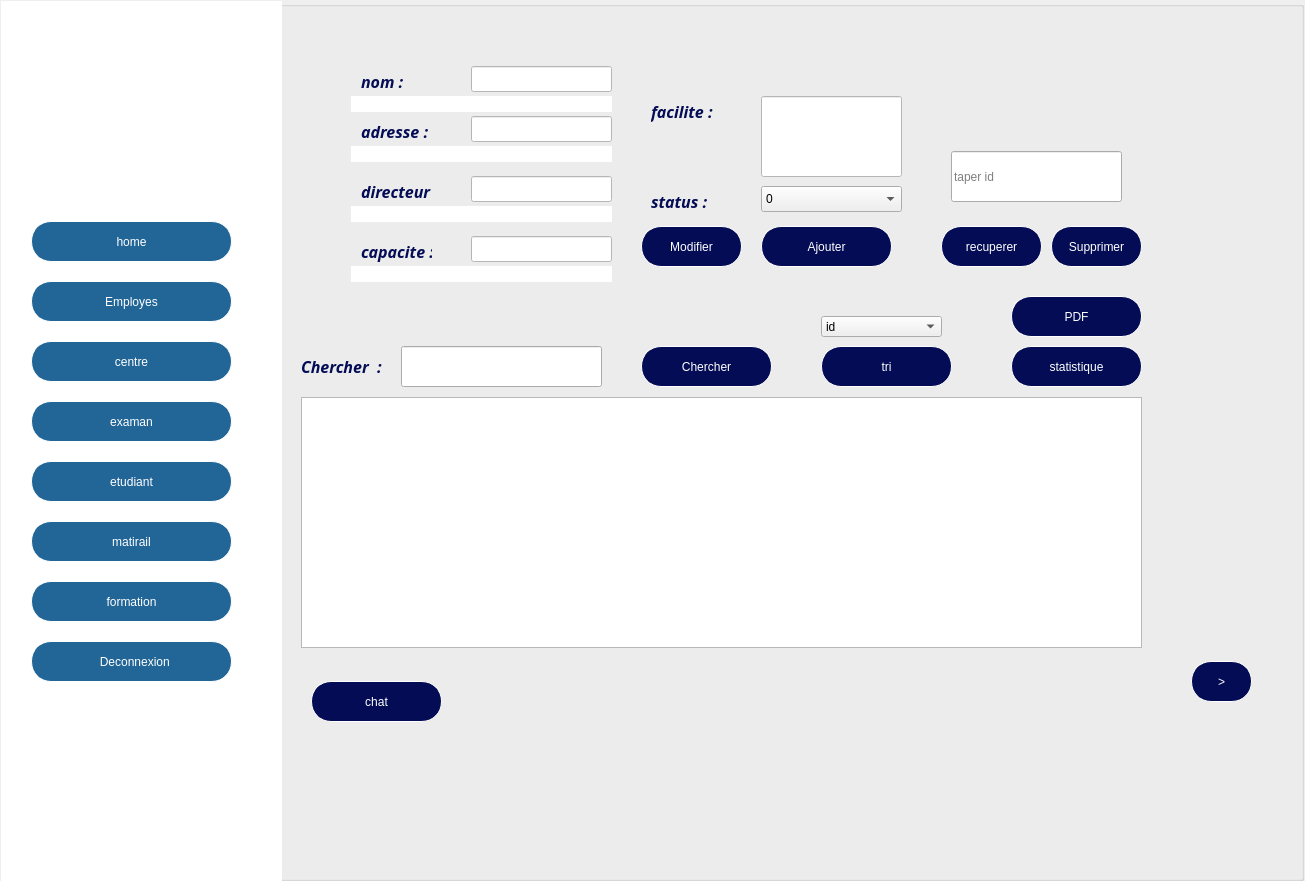
Above: mainwindow.ui from PCPP2425-esprit2A7/2a7-neuroxam before the change. Below: the same form after it.
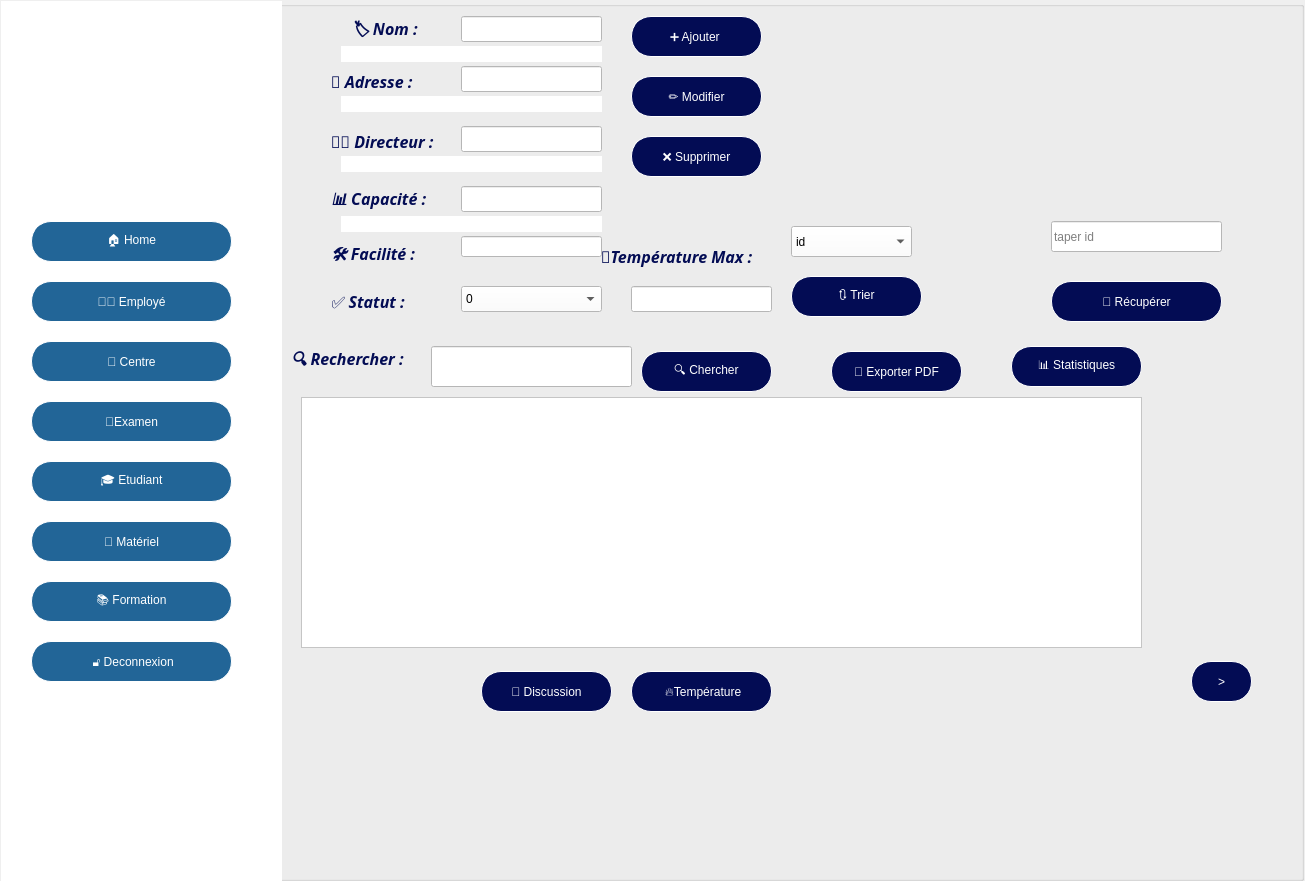
That is the form after the change. Icons and pictures are not drawn.

```diff
--- a/mainwindow.ui
+++ b/mainwindow.ui
@@ -65,36 +65,11 @@
           <property name="title">
            <string/>
           </property>
-          <widget class="QComboBox" name="trie">
-           <property name="geometry">
-            <rect>
-             <x>820</x>
-             <y>315</y>
-             <width>121</width>
-             <height>21</height>
-            </rect>
-           </property>
-           <item>
-            <property name="text">
-             <string>id</string>
-            </property>
-           </item>
-           <item>
-            <property name="text">
-             <string>status</string>
-            </property>
-           </item>
-           <item>
-            <property name="text">
-             <string>capacite</string>
-            </property>
-           </item>
-          </widget>
           <widget class="QLabel" name="label_23">
            <property name="geometry">
             <rect>
-             <x>300</x>
-             <y>345</y>
+             <x>290</x>
+             <y>340</y>
              <width>151</width>
              <height>41</height>
             </rect>
@@ -113,7 +88,7 @@
 border:none;</string>
            </property>
            <property name="text">
-            <string>Chercher  : </string>
+            <string>🔍 Rechercher :</string>
            </property>
           </widget>
           <widget class="QPushButton" name="stat">
@@ -133,18 +108,22 @@
 background-image: url(:/resources/background.png);</string>
            </property>
            <property name="text">
-            <string>statistique</string>
+            <string>📊 Statistiques</string>
            </property>
           </widget>
           <widget class="QLineEdit" name="idedit">
            <property name="geometry">
             <rect>
-             <x>950</x>
-             <y>150</y>
+             <x>1050</x>
+             <y>220</y>
              <width>171</width>
-             <height>51</height>
+             <height>31</height>
             </rect>
            </property>
+           <property name="styleSheet">
+            <string notr="true">background-color: rgb(255, 255, 255);
+color: rgb(0, 0, 0);</string>
+           </property>
            <property name="placeholderText">
             <string>taper id</string>
            </property>
@@ -152,9 +131,9 @@
           <widget class="QPushButton" name="recuperer">
            <property name="geometry">
             <rect>
-             <x>940</x>
-             <y>225</y>
-             <width>101</width>
+             <x>1050</x>
+             <y>280</y>
+             <width>171</width>
              <height>41</height>
             </rect>
            </property>
@@ -166,14 +145,14 @@
 background-image: url(:/resources/background.png);</string>
            </property>
            <property name="text">
-            <string>recuperer</string>
+            <string>🔁 Récupérer</string>
            </property>
           </widget>
           <widget class="QPushButton" name="cherchebut">
            <property name="geometry">
             <rect>
              <x>640</x>
-             <y>345</y>
+             <y>350</y>
              <width>131</width>
              <height>41</height>
             </rect>
@@ -186,60 +165,21 @@
 background-image: url(:/resources/background.png);</string>
            </property>
            <property name="text">
-            <string>Chercher</string>
-           </property>
-          </widget>
-          <widget class="QPushButton" name="sup">
-           <property name="geometry">
-            <rect>
-             <x>1050</x>
-             <y>225</y>
-             <width>91</width>
-             <height>41</height>
-            </rect>
-           </property>
-           <property name="styleSheet">
-            <string notr="true">border:1px solid white;
-border-radius:20px;
-background-color:#030C54;
-color:white;
-background-image: url(:/resources/background.png);</string>
-           </property>
-           <property name="text">
-            <string>Supprimer</string>
-           </property>
-          </widget>
-          <widget class="QPushButton" name="tri">
-           <property name="geometry">
-            <rect>
-             <x>820</x>
-             <y>345</y>
-             <width>131</width>
-             <height>41</height>
-            </rect>
-           </property>
-           <property name="styleSheet">
-            <string notr="true">border:1px solid white;
-border-radius:20px;
-background-color:#030C54;
-color:white;
-background-image: url(:/resources/background.png);</string>
-           </property>
-           <property name="text">
-            <string>tri</string>
+            <string>🔍 Chercher</string>
            </property>
           </widget>
           <widget class="QLineEdit" name="cherche">
            <property name="geometry">
             <rect>
-             <x>400</x>
+             <x>430</x>
              <y>345</y>
              <width>201</width>
              <height>41</height>
             </rect>
            </property>
            <property name="styleSheet">
-            <string notr="true"/>
+            <string notr="true">background-color: rgb(255, 255, 255);
+color: rgb(0, 0, 0);</string>
            </property>
            <property name="text">
             <string/>
@@ -257,12 +197,16 @@
              <height>251</height>
             </rect>
            </property>
+           <property name="styleSheet">
+            <string notr="true">background-color: rgb(255, 255, 255);
+color: rgb(0, 0, 0);</string>
+           </property>
           </widget>
           <widget class="QPushButton" name="pdf">
            <property name="geometry">
             <rect>
-             <x>1010</x>
-             <y>295</y>
+             <x>830</x>
+             <y>350</y>
              <width>131</width>
              <height>41</height>
             </rect>
@@ -275,23 +219,23 @@
 background-image: url(:/resources/background.png);</string>
            </property>
            <property name="text">
-            <string>PDF</string>
+            <string>📄 Exporter PDF</string>
            </property>
           </widget>
           <widget class="QWidget" name="widget" native="true">
            <property name="geometry">
             <rect>
              <x>310</x>
-             <y>35</y>
+             <y>15</y>
              <width>631</width>
-             <height>271</height>
+             <height>321</height>
             </rect>
            </property>
            <widget class="QPushButton" name="ajoute_2">
             <property name="geometry">
              <rect>
-              <x>450</x>
-              <y>190</y>
+              <x>320</x>
+              <y>0</y>
               <width>131</width>
               <height>41</height>
              </rect>
@@ -304,34 +248,36 @@
 background-image: url(:/resources/background.png);</string>
             </property>
             <property name="text">
-             <string>Ajouter</string>
+             <string>➕ Ajouter </string>
             </property>
            </widget>
            <widget class="QLineEdit" name="facilities_2">
             <property name="geometry">
              <rect>
-              <x>450</x>
-              <y>60</y>
+              <x>150</x>
+              <y>220</y>
               <width>141</width>
-              <height>81</height>
+              <height>21</height>
              </rect>
             </property>
             <property name="styleSheet">
              <string notr="true">background-color: rgb(255, 255, 255);
+color: rgb(0, 0, 0);
 </string>
             </property>
            </widget>
            <widget class="QLineEdit" name="directeur_2">
             <property name="geometry">
              <rect>
-              <x>160</x>
-              <y>140</y>
+              <x>150</x>
+              <y>110</y>
               <width>141</width>
               <height>26</height>
              </rect>
             </property>
             <property name="styleSheet">
              <string notr="true">background-color: rgb(255, 255, 255);
+color: rgb(0, 0, 0);
 
 </string>
             </property>
@@ -339,9 +285,9 @@
            <widget class="QLabel" name="label_33">
             <property name="geometry">
              <rect>
-              <x>340</x>
-              <y>150</y>
-              <width>71</width>
+              <x>20</x>
+              <y>270</y>
+              <width>111</width>
               <height>31</height>
              </rect>
             </property>
@@ -359,15 +305,15 @@
 border:none;</string>
             </property>
             <property name="text">
-             <string>status :</string>
+             <string>✅ Statut :</string>
             </property>
            </widget>
            <widget class="QLabel" name="label_34">
             <property name="geometry">
              <rect>
-              <x>50</x>
-              <y>200</y>
-              <width>71</width>
+              <x>20</x>
+              <y>170</y>
+              <width>151</width>
               <height>31</height>
              </rect>
             </property>
@@ -385,15 +331,15 @@
 border:none;</string>
             </property>
             <property name="text">
-             <string>capacite :</string>
+             <string>📊 Capacité :</string>
             </property>
            </widget>
            <widget class="QLabel" name="label_35">
             <property name="geometry">
              <rect>
-              <x>50</x>
-              <y>80</y>
-              <width>71</width>
+              <x>20</x>
+              <y>50</y>
+              <width>121</width>
               <height>31</height>
              </rect>
             </property>
@@ -411,14 +357,14 @@
 border:none;</string>
             </property>
             <property name="text">
-             <string>adresse :</string>
+             <string>📍 Adresse :</string>
             </property>
            </widget>
            <widget class="QLabel" name="label_36">
             <property name="geometry">
              <rect>
-              <x>50</x>
-              <y>30</y>
+              <x>40</x>
+              <y>0</y>
               <width>71</width>
               <height>31</height>
              </rect>
@@ -437,30 +383,31 @@
 border:none;</string>
             </property>
             <property name="text">
-             <string>nom :</string>
+             <string>🏷️ Nom :</string>
             </property>
            </widget>
            <widget class="QLineEdit" name="capacite_2">
             <property name="geometry">
              <rect>
-              <x>160</x>
-              <y>200</y>
+              <x>150</x>
+              <y>170</y>
               <width>141</width>
               <height>26</height>
              </rect>
             </property>
             <property name="styleSheet">
              <string notr="true">background-color: rgb(255, 255, 255);
+color: rgb(0, 0, 0);
 </string>
             </property>
            </widget>
            <widget class="QLabel" name="label_37">
             <property name="geometry">
              <rect>
-              <x>340</x>
-              <y>60</y>
-              <width>71</width>
-              <height>31</height>
+              <x>20</x>
+              <y>230</y>
+              <width>121</width>
+              <height>21</height>
              </rect>
             </property>
             <property name="font">
@@ -477,20 +424,21 @@
 border:none;</string>
             </property>
             <property name="text">
-             <string>facilite :</string>
+             <string>🛠️ Facilité :</string>
             </property>
            </widget>
            <widget class="QLineEdit" name="adresse_2">
             <property name="geometry">
              <rect>
-              <x>160</x>
-              <y>80</y>
+              <x>150</x>
+              <y>50</y>
               <width>141</width>
               <height>26</height>
              </rect>
             </property>
             <property name="styleSheet">
              <string notr="true">background-color: rgb(255, 255, 255);
+color: rgb(0, 0, 0);
 
 </string>
             </property>
@@ -498,9 +446,9 @@
            <widget class="QLabel" name="label_38">
             <property name="geometry">
              <rect>
-              <x>50</x>
-              <y>140</y>
-              <width>71</width>
+              <x>20</x>
+              <y>110</y>
+              <width>111</width>
               <height>31</height>
              </rect>
             </property>
@@ -518,20 +466,21 @@
 border:none;</string>
             </property>
             <property name="text">
-             <string>directeur</string>
+             <string>👨‍💼 Directeur :</string>
             </property>
            </widget>
            <widget class="QLineEdit" name="nom_2">
             <property name="geometry">
              <rect>
-              <x>160</x>
-              <y>30</y>
+              <x>150</x>
+              <y>0</y>
               <width>141</width>
               <height>26</height>
              </rect>
             </property>
             <property name="styleSheet">
              <string notr="true">background-color: rgb(255, 255, 255);
+color: rgb(0, 0, 0);
 
 </string>
             </property>
@@ -539,12 +488,16 @@
            <widget class="QComboBox" name="status_2">
             <property name="geometry">
              <rect>
-              <x>450</x>
-              <y>150</y>
+              <x>150</x>
+              <y>270</y>
               <width>141</width>
               <height>26</height>
              </rect>
             </property>
+            <property name="styleSheet">
+             <string notr="true">background-color: rgb(255, 255, 255);
+color: rgb(0, 0, 0);</string>
+            </property>
             <item>
              <property name="text">
               <string>0</string>
@@ -559,9 +512,9 @@
            <widget class="QPushButton" name="modifier_2">
             <property name="geometry">
              <rect>
-              <x>330</x>
-              <y>190</y>
-              <width>101</width>
+              <x>320</x>
+              <y>60</y>
+              <width>131</width>
               <height>41</height>
              </rect>
             </property>
@@ -573,20 +526,20 @@
 background-image: url(:/resources/background.png);</string>
             </property>
             <property name="text">
-             <string>Modifier</string>
+             <string>✏️ Modifier</string>
             </property>
            </widget>
            <widget class="QLineEdit" name="nomeror_2">
             <property name="geometry">
              <rect>
-              <x>40</x>
-              <y>60</y>
+              <x>30</x>
+              <y>30</y>
               <width>261</width>
               <height>16</height>
              </rect>
             </property>
             <property name="styleSheet">
-             <string notr="true">background-color: none;
+             <string notr="true">background-color: rgb(255, 255, 255);
 border:none;
 color: rgb(255, 12, 12);</string>
             </property>
@@ -597,14 +550,14 @@
            <widget class="QLineEdit" name="adseror_2">
             <property name="geometry">
              <rect>
-              <x>40</x>
-              <y>110</y>
+              <x>30</x>
+              <y>80</y>
               <width>261</width>
               <height>16</height>
              </rect>
             </property>
             <property name="styleSheet">
-             <string notr="true">background-color: none;
+             <string notr="true">background-color: rgb(255, 255, 255);
 border:none;
 color: rgb(255, 12, 12);</string>
             </property>
@@ -615,14 +568,14 @@
            <widget class="QLineEdit" name="drteror_2">
             <property name="geometry">
              <rect>
-              <x>40</x>
-              <y>170</y>
+              <x>30</x>
+              <y>140</y>
               <width>261</width>
               <height>16</height>
              </rect>
             </property>
             <property name="styleSheet">
-             <string notr="true">background-color: none;
+             <string notr="true">background-color: rgb(255, 255, 255);
 border:none;
 color: rgb(255, 12, 12);</string>
             </property>
@@ -633,14 +586,14 @@
            <widget class="QLineEdit" name="cpteror_2">
             <property name="geometry">
              <rect>
-              <x>40</x>
-              <y>230</y>
+              <x>30</x>
+              <y>200</y>
               <width>261</width>
               <height>16</height>
              </rect>
             </property>
             <property name="styleSheet">
-             <string notr="true">background-color: none;
+             <string notr="true">background-color: rgb(255, 255, 255);
 border:none;
 color: rgb(255, 12, 12);</string>
             </property>
@@ -648,6 +601,117 @@
              <bool>true</bool>
             </property>
            </widget>
+           <widget class="QPushButton" name="sup">
+            <property name="geometry">
+             <rect>
+              <x>320</x>
+              <y>120</y>
+              <width>131</width>
+              <height>41</height>
+             </rect>
+            </property>
+            <property name="styleSheet">
+             <string notr="true">border:1px solid white;
+border-radius:20px;
+background-color:#030C54;
+color:white;
+background-image: url(:/resources/background.png);</string>
+            </property>
+            <property name="text">
+             <string>❌ Supprimer</string>
+            </property>
+           </widget>
+           <widget class="QComboBox" name="trie">
+            <property name="geometry">
+             <rect>
+              <x>480</x>
+              <y>210</y>
+              <width>121</width>
+              <height>31</height>
+             </rect>
+            </property>
+            <property name="styleSheet">
+             <string notr="true">background-color: rgb(255, 255, 255);
+color: rgb(0, 0, 0);</string>
+            </property>
+            <item>
+             <property name="text">
+              <string>id</string>
+             </property>
+            </item>
+            <item>
+             <property name="text">
+              <string>status</string>
+             </property>
+            </item>
+            <item>
+             <property name="text">
+              <string>capacite</string>
+             </property>
+            </item>
+           </widget>
+           <widget class="QPushButton" name="tri">
+            <property name="geometry">
+             <rect>
+              <x>480</x>
+              <y>260</y>
+              <width>131</width>
+              <height>41</height>
+             </rect>
+            </property>
+            <property name="styleSheet">
+             <string notr="true">border:1px solid white;
+border-radius:20px;
+background-color:#030C54;
+color:white;
+background-image: url(:/resources/background.png);</string>
+            </property>
+            <property name="text">
+             <string>🔃 Trier</string>
+            </property>
+           </widget>
+           <widget class="QLineEdit" name="temp">
+            <property name="geometry">
+             <rect>
+              <x>320</x>
+              <y>270</y>
+              <width>141</width>
+              <height>26</height>
+             </rect>
+            </property>
+            <property name="styleSheet">
+             <string notr="true">background-color: rgb(255, 255, 255);
+color: rgb(0, 0, 0);
+
+</string>
+            </property>
+           </widget>
+           <widget class="QLabel" name="label_39">
+            <property name="geometry">
+             <rect>
+              <x>290</x>
+              <y>230</y>
+              <width>241</width>
+              <height>21</height>
+             </rect>
+            </property>
+            <property name="font">
+             <font>
+              <family>Perpetua</family>
+              <pointsize>12</pointsize>
+              <italic>true</italic>
+              <bold>true</bold>
+              <underline>false</underline>
+             </font>
+            </property>
+            <property name="styleSheet">
+             <string notr="true">color:#030C54;
+border:none;</string>
+            </property>
+            <property name="text">
+             <string>🔥Température Max :</string>
+            </property>
+           </widget>
           </widget>
           <widget class="QFrame" name="frame">
            <property name="geometry">
@@ -679,7 +743,7 @@
 color:white</string>
             </property>
             <property name="text">
-             <string>centre</string>
+             <string>🏫 Centre</string>
             </property>
            </widget>
            <widget class="QPushButton" name="pushButton_3">
@@ -699,7 +763,7 @@
 color:white</string>
             </property>
             <property name="text">
-             <string>examan</string>
+             <string>📝Examen</string>
             </property>
            </widget>
            <widget class="QPushButton" name="pushButton_4">
@@ -719,7 +783,7 @@
 color:white</string>
             </property>
             <property name="text">
-             <string>etudiant</string>
+             <string>🎓 Etudiant</string>
             </property>
            </widget>
            <widget class="QPushButton" name="pushButton_5">
@@ -739,7 +803,7 @@
 color:white</string>
             </property>
             <property name="text">
-             <string>matirail</string>
+             <string>🧰 Matériel</string>
             </property>
            </widget>
            <widget class="QPushButton" name="pushButton_6">
@@ -759,7 +823,7 @@
 color:white</string>
             </property>
             <property name="text">
-             <string>  Deconnexion</string>
+             <string> 🔓 Deconnexion</string>
             </property>
            </widget>
            <widget class="QPushButton" name="pushButton_7">
@@ -779,7 +843,7 @@
 color:white</string>
             </property>
             <property name="text">
-             <string>formation</string>
+             <string>📚 Formation</string>
             </property>
            </widget>
            <widget class="QPushButton" name="pushButton_8">
@@ -799,7 +863,7 @@
 color:white</string>
             </property>
             <property name="text">
-             <string>Employes</string>
+             <string>👨‍💼 Employé</string>
             </property>
            </widget>
            <widget class="QPushButton" name="pushButton_9">
@@ -819,7 +883,7 @@
 color:white</string>
             </property>
             <property name="text">
-             <string>home</string>
+             <string>🏠 Home</string>
             </property>
            </widget>
            <widget class="QLabel" name="label">
@@ -863,8 +927,8 @@
           <widget class="QPushButton" name="chat">
            <property name="geometry">
             <rect>
-             <x>310</x>
-             <y>680</y>
+             <x>480</x>
+             <y>670</y>
              <width>131</width>
              <height>41</height>
             </rect>
@@ -877,7 +941,27 @@
 background-image: url(:/resources/background.png);</string>
            </property>
            <property name="text">
-            <string>chat</string>
+            <string>💬 Discussion</string>
+           </property>
+          </widget>
+          <widget class="QPushButton" name="ard">
+           <property name="geometry">
+            <rect>
+             <x>630</x>
+             <y>670</y>
+             <width>141</width>
+             <height>41</height>
+            </rect>
+           </property>
+           <property name="styleSheet">
+            <string notr="true">border:1px solid white;
+border-radius:20px;
+background-color:#030C54;
+color:white;
+background-image: url(:/resources/background.png);</string>
+           </property>
+           <property name="text">
+            <string>	🔥Température</string>
            </property>
           </widget>
          </widget>
@@ -895,26 +979,6 @@
           <property name="title">
            <string/>
           </property>
-          <widget class="QPushButton" name="stat_2">
-           <property name="geometry">
-            <rect>
-             <x>100</x>
-             <y>80</y>
-             <width>131</width>
-             <height>41</height>
-            </rect>
-           </property>
-           <property name="styleSheet">
-            <string notr="true">border:1px solid white;
-border-radius:20px;
-background-color:#030C54;
-color:white;
-background-image: url(:/resources/background.png);</string>
-           </property>
-           <property name="text">
-            <string>statistique</string>
-           </property>
-          </widget>
           <widget class="QWidget" name="verticalLayoutWidget">
            <property name="geometry">
             <rect>
```
